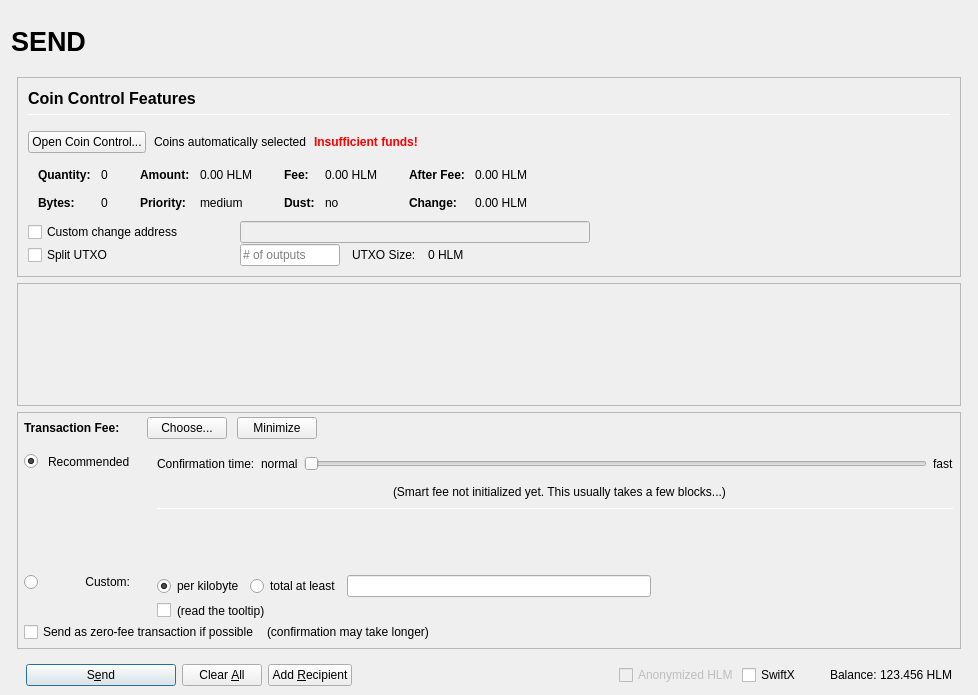
ortchi42/xsecurus, file src/qt/forms/sendcoinsdialog.ui: the form before one commit.
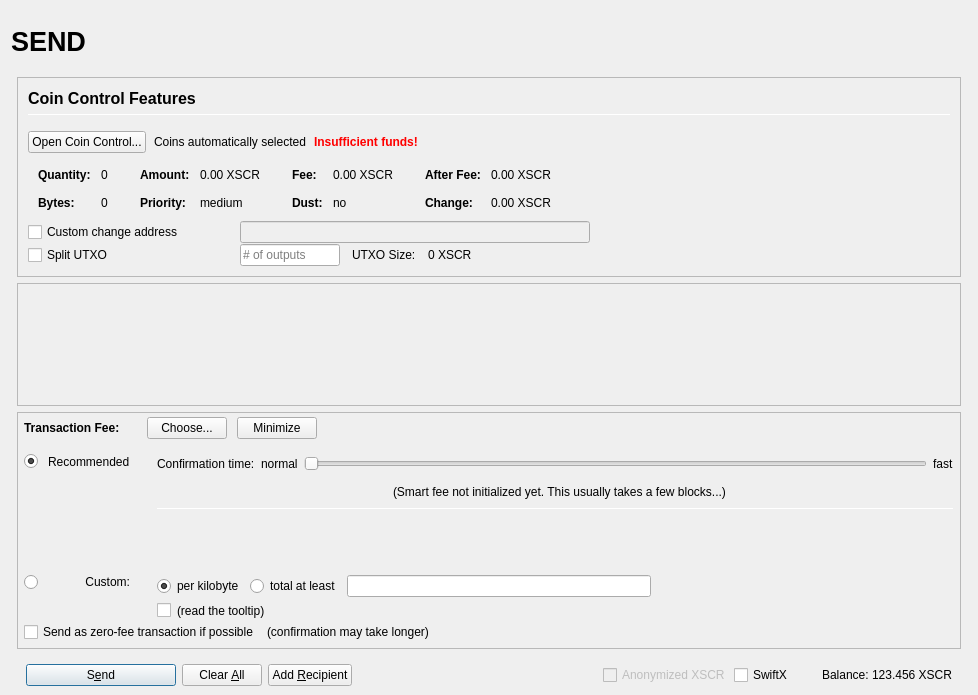
The form after the commit. Icons and pictures are not drawn. Custom widgets are drawn as their Qt base class.

Diff of the .ui file:
```diff
--- a/src/qt/forms/sendcoinsdialog.ui
+++ b/src/qt/forms/sendcoinsdialog.ui
@@ -493,7 +493,7 @@
                         <enum>Qt::ActionsContextMenu</enum>
                        </property>
                        <property name="text">
-                        <string notr="true">0.00 HLM</string>
+                        <string notr="true">0.00 XSCR</string>
                        </property>
                        <property name="textInteractionFlags">
                         <set>Qt::LinksAccessibleByMouse|Qt::TextSelectableByKeyboard|Qt::TextSelectableByMouse</set>
@@ -573,7 +573,7 @@
                         <enum>Qt::ActionsContextMenu</enum>
                        </property>
                        <property name="text">
-                        <string notr="true">0.00 HLM</string>
+                        <string notr="true">0.00 XSCR</string>
                        </property>
                        <property name="textInteractionFlags">
                         <set>Qt::LinksAccessibleByMouse|Qt::TextSelectableByKeyboard|Qt::TextSelectableByMouse</set>
@@ -653,7 +653,7 @@
                         <enum>Qt::ActionsContextMenu</enum>
                        </property>
                        <property name="text">
-                        <string notr="true">0.00 HLM</string>
+                        <string notr="true">0.00 XSCR</string>
                        </property>
                        <property name="textInteractionFlags">
                         <set>Qt::LinksAccessibleByMouse|Qt::TextSelectableByKeyboard|Qt::TextSelectableByMouse</set>
@@ -682,7 +682,7 @@
                         <enum>Qt::ActionsContextMenu</enum>
                        </property>
                        <property name="text">
-                        <string notr="true">0.00 HLM</string>
+                        <string notr="true">0.00 XSCR</string>
                        </property>
                        <property name="textInteractionFlags">
                         <set>Qt::LinksAccessibleByMouse|Qt::TextSelectableByKeyboard|Qt::TextSelectableByMouse</set>
@@ -849,7 +849,7 @@
                 <item>
                  <widget class="QLabel" name="labelBlockSize">
                   <property name="text">
-                   <string>0 HLM</string>
+                   <string>0 XSCR</string>
                   </property>
                  </widget>
                 </item>
@@ -1686,7 +1686,7 @@
                 <bool>false</bool>
                </property>
                <property name="text">
-                <string>Anonymized HLM</string>
+                <string>Anonymized XSCR</string>
                </property>
               </widget>
              </item>
@@ -1725,7 +1725,7 @@
                 <cursorShape>IBeamCursor</cursorShape>
                </property>
                <property name="text">
-                <string notr="true">123.456 HLM</string>
+                <string notr="true">123.456 XSCR</string>
                </property>
                <property name="textInteractionFlags">
                 <set>Qt::LinksAccessibleByMouse|Qt::TextSelectableByKeyboard|Qt::TextSelectableByMouse</set>
```
Left out of the diff: 4 changed lines with no effect on the pictures.
